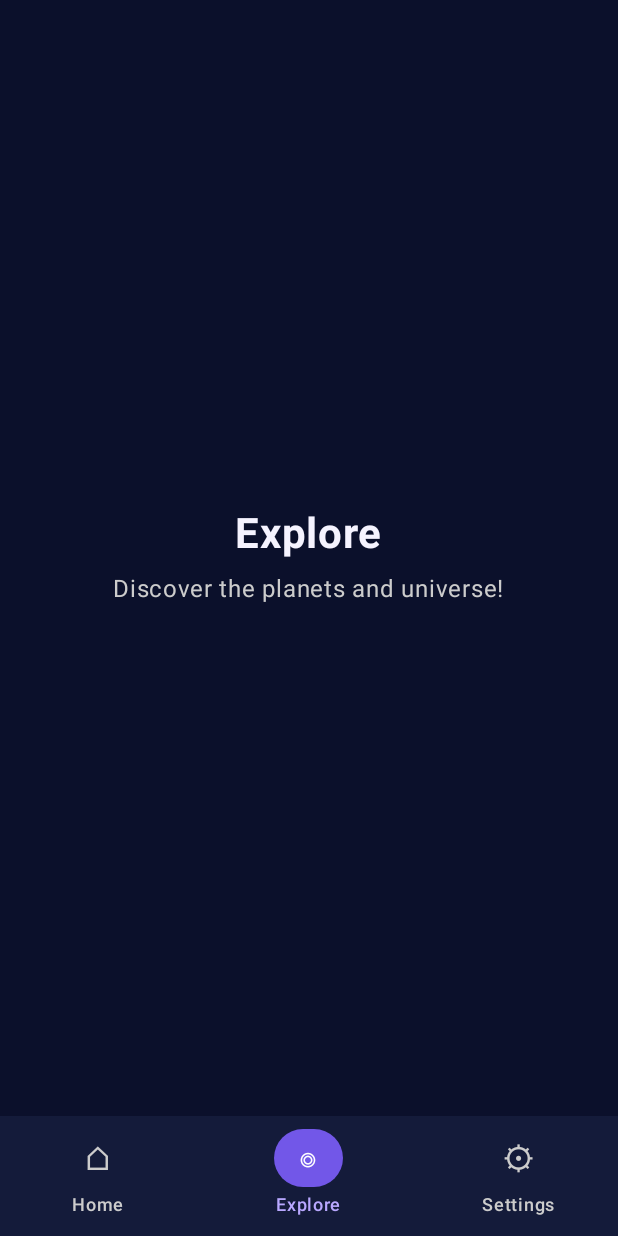
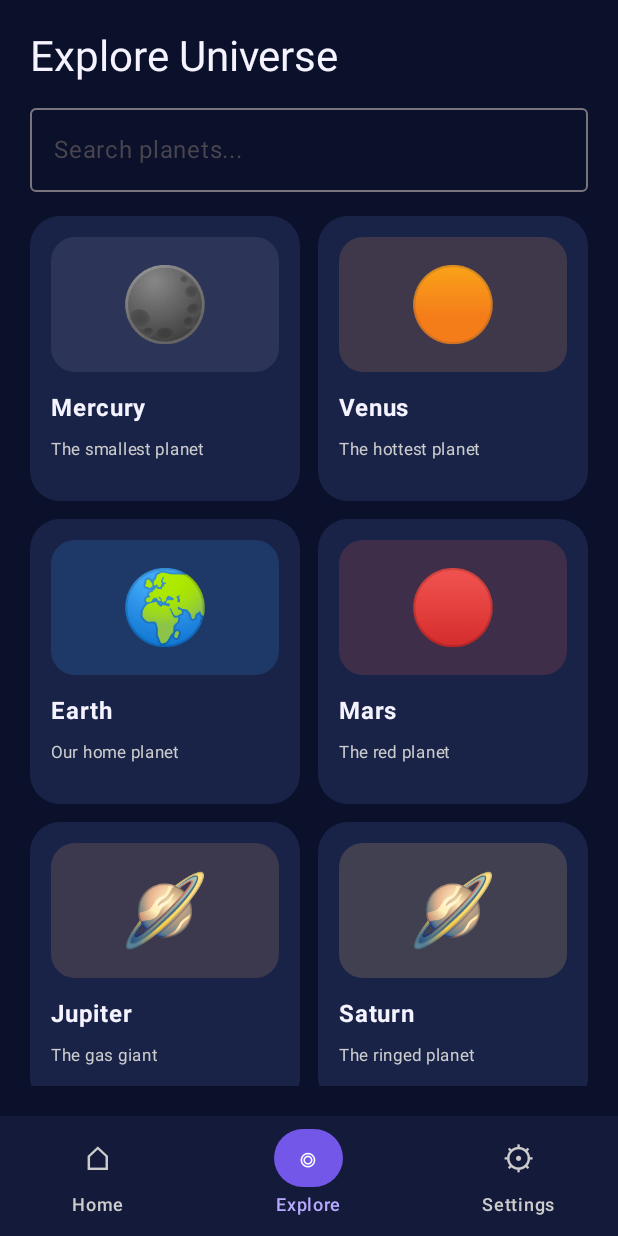
Before and after one commit to SitiFatimahNA/COSMOS, an Android app built with Jetpack Compose: the screen it shows after launch (MainActivity), item 2 of the bottom bar chosen, on a phone screen of 412 x 824 dp. Run offline under Robolectric (Android 15) with nearby library versions, the phone set to English and light mode, and no system bars; pictures from the network do not load.

Commit message:
feat: add planet search and explore grid

```diff
--- /dev/null
+++ b/app/src/main/java/com/siti/cosmos/ExploreScreen.kt
@@ -0,0 +1,76 @@
+
+package com.siti.cosmos
+
+import androidx.compose.foundation.layout.*
+import androidx.compose.foundation.lazy.grid.GridCells
+import androidx.compose.foundation.lazy.grid.LazyVerticalGrid
+import androidx.compose.foundation.lazy.grid.items
+import androidx.compose.material3.*
+import androidx.compose.runtime.*
+import androidx.compose.ui.Modifier
+import androidx.compose.ui.unit.dp
+import androidx.compose.ui.graphics.Color
+
+@Composable
+fun ExploreScreen(
+    planets: List<Planet>,
+    onPlanetClick: (Planet) -> Unit
+) {
+    var searchQuery by remember {
+        mutableStateOf("")
+    }
+
+    val filteredPlanets = planets.filter {
+        it.name.contains(searchQuery, ignoreCase = true)
+    }
+
+    Column(
+        modifier = Modifier
+            .fillMaxSize()
+            .padding(20.dp)
+    ) {
+        Text(
+            text = "Explore Universe",
+            color = SpaceWhite,
+            style = MaterialTheme.typography.headlineMedium
+        )
+
+        Spacer(modifier = Modifier.height(16.dp))
+
+        OutlinedTextField(
+            value = searchQuery,
+            onValueChange = { searchQuery = it },
+            modifier = Modifier.fillMaxWidth(),
+            placeholder = {
+                Text("Search planets...")
+            },
+            singleLine = true
+        )
+
+        Spacer(modifier = Modifier.height(16.dp))
+
+        if (filteredPlanets.isEmpty()) {
+            Text(
+                text = "No planets found.",
+                color = Color.LightGray
+            )
+        } else {
+            LazyVerticalGrid(
+                columns = GridCells.Fixed(2),
+                modifier = Modifier.weight(1f),
+                horizontalArrangement = Arrangement.spacedBy(12.dp),
+                verticalArrangement = Arrangement.spacedBy(12.dp),
+                contentPadding = PaddingValues(bottom = 16.dp)
+            ) {
+                items(filteredPlanets) { planet ->
+                    PlanetCard(
+                        planet = planet,
+                        onClick = {
+                            onPlanetClick(planet)
+                        }
+                    )
+                }
+            }
+        }
+    }
+}
--- a/app/src/main/java/com/siti/cosmos/MainActivity.kt
+++ b/app/src/main/java/com/siti/cosmos/MainActivity.kt
@@ -106,9 +106,11 @@ fun CosmosApp() {
                                 selectedPlanet = planet
                             }
                         )
-                        1 -> SimplePage(
-                            "Explore",
-                            "Discover the planets and universe!"
+                        1 -> ExploreScreen(
+                            planets = planets,
+                            onPlanetClick = { planet ->
+                                selectedPlanet = planet
+                            }
                         )
                         else -> SimplePage(
                             "Settings",
@@ -120,55 +122,6 @@ fun CosmosApp() {
         }
     }
 }
-
-@Composable
-fun DashboardScreen(
-    onPlanetClick: (Planet) -> Unit
-) {
-    BoxWithConstraints(
-        modifier = Modifier.fillMaxSize()
-    ) {
-        val isLandscape = maxWidth > maxHeight
-
-        LazyColumn(
-            modifier = Modifier.fillMaxSize(),
-            contentPadding = PaddingValues(
-                horizontal = if (isLandscape) 28.dp else 20.dp,
-                vertical = 20.dp
-            ),
-            verticalArrangement = Arrangement.spacedBy(22.dp)
-        ) {
-            item {
-                Column {
-                    Text(
-                        text = "COSMOS ✦",
-                        color = Color(0xFFB9A8FF),
-                        fontSize = 15.sp,
-                        fontWeight = FontWeight.Bold
-                    )
-                    Spacer(Modifier.height(8.dp))
-                    Text(
-                        text = "Explore the Universe",
-                        color = SpaceWhite,
-                        fontSize = if (isLandscape) 30.sp else 26.sp,
-                        fontWeight = FontWeight.Bold
-                    )
-                    Text(
-                        text = "Your journey through space starts here.",
-                        color = Color.LightGray,
-                        fontSize = 14.sp
-                    )
-                }
-            }
-
-            item {
-                HeroCard(isLandscape)
-            }
-
-            item {
-                SectionTitle("Explore Planets", "8 planets to discover")
-                Spacer(Modifier.height(12.dp))
-
 
 val planets = listOf(
     Planet(
@@ -228,6 +181,56 @@ fun DashboardScreen(
         "Neptune has extremely powerful winds."
     )
 )
+@Composable
+fun DashboardScreen(
+    onPlanetClick: (Planet) -> Unit
+) {
+    BoxWithConstraints(
+        modifier = Modifier.fillMaxSize()
+    ) {
+        val isLandscape = maxWidth > maxHeight
+
+        LazyColumn(
+            modifier = Modifier.fillMaxSize(),
+            contentPadding = PaddingValues(
+                horizontal = if (isLandscape) 28.dp else 20.dp,
+                vertical = 20.dp
+            ),
+            verticalArrangement = Arrangement.spacedBy(22.dp)
+        ) {
+            item {
+                Column {
+                    Text(
+                        text = "COSMOS ✦",
+                        color = Color(0xFFB9A8FF),
+                        fontSize = 15.sp,
+                        fontWeight = FontWeight.Bold
+                    )
+                    Spacer(Modifier.height(8.dp))
+                    Text(
+                        text = "Explore the Universe",
+                        color = SpaceWhite,
+                        fontSize = if (isLandscape) 30.sp else 26.sp,
+                        fontWeight = FontWeight.Bold
+                    )
+                    Text(
+                        text = "Your journey through space starts here.",
+                        color = Color.LightGray,
+                        fontSize = 14.sp
+                    )
+                }
+            }
+
+            item {
+                HeroCard(isLandscape)
+            }
+
+            item {
+                SectionTitle("Explore Planets", "8 planets to discover")
+                Spacer(Modifier.height(12.dp))
+
+
+
 
 
                 LazyRow(
```
Lines whose indentation alone changed are shown as unchanged.
